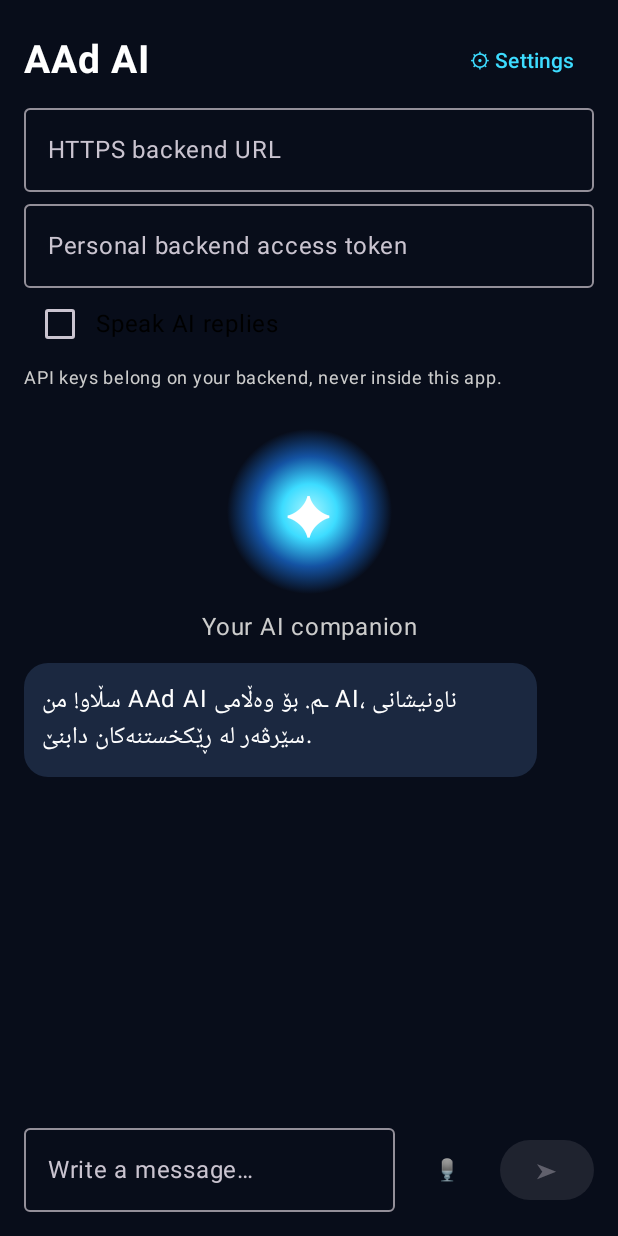
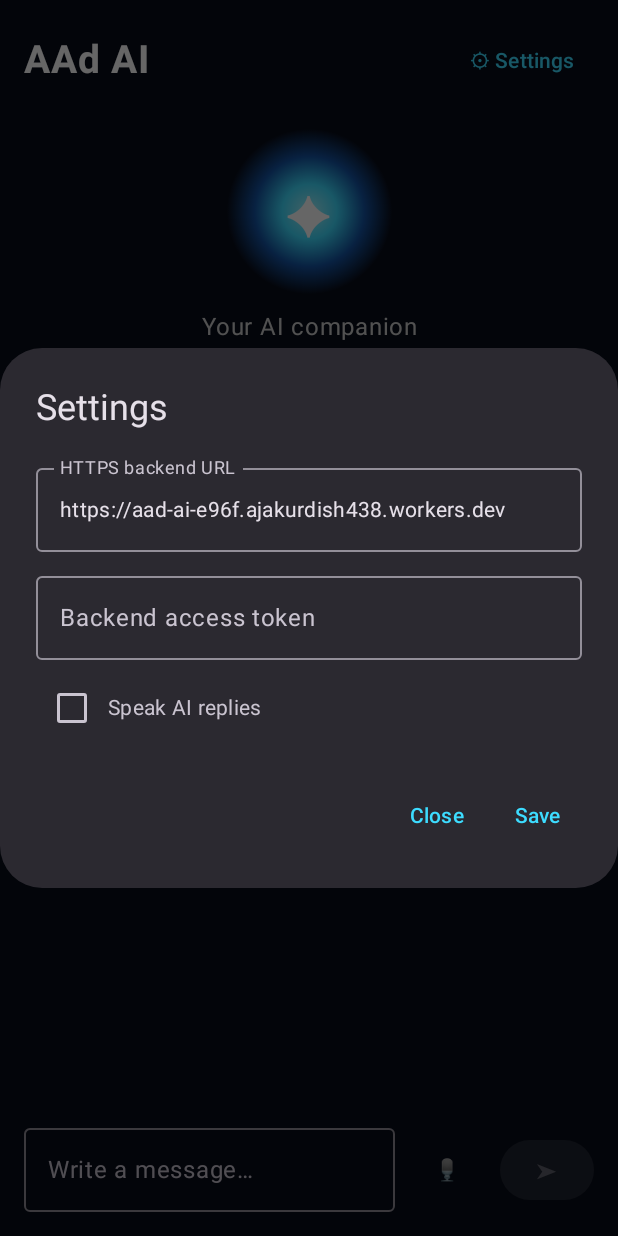
Before and after one commit to ajakurdish438-wq/AAD1, an Android app built with Jetpack Compose: the screen it shows after launch (MainActivity), after a tap on "⚙ Settings", on a phone screen of 412 x 824 dp. Run offline under Robolectric (Android 15) with nearby library versions, the phone set to English and light mode, and no system bars.

Commit message:
Fix settings dialog and persist backend configuration

```diff
--- a/app/src/main/java/com/aad/ai/MainActivity.kt
+++ b/app/src/main/java/com/aad/ai/MainActivity.kt
@@ -23,6 +23,8 @@ import androidx.compose.ui.Modifier
 import androidx.compose.ui.graphics.Brush
 import androidx.compose.ui.graphics.Color
 import androidx.compose.ui.text.font.FontWeight
+import androidx.compose.ui.platform.LocalContext
+import androidx.compose.ui.text.input.PasswordVisualTransformation
 import androidx.compose.ui.text.input.KeyboardCapitalization
 import androidx.compose.ui.text.style.TextAlign
 import androidx.compose.ui.unit.dp
@@ -59,11 +61,13 @@ class MainActivity : ComponentActivity() {
 @Composable
 private fun AAdScreen(onSpeak: (String) -> Unit) {
     var input by remember { mutableStateOf("") }
-    var endpoint by remember { mutableStateOf("") }
-    var accessToken by remember { mutableStateOf("") }
+    val context = LocalContext.current
+    val prefs = remember { context.getSharedPreferences("aad_settings", 0) }
+    var endpoint by remember { mutableStateOf(prefs.getString("endpoint", "https://aad-ai-e96f.ajakurdish438.workers.dev").orEmpty()) }
+    var accessToken by remember { mutableStateOf(prefs.getString("token", "").orEmpty()) }
     var settingsVisible by remember { mutableStateOf(false) }
     var busy by remember { mutableStateOf(false) }
-    var autoSpeak by remember { mutableStateOf(false) }
+    var autoSpeak by remember { mutableStateOf(prefs.getBoolean("speak", false)) }
     val messages = remember { mutableStateListOf(Message("سڵاو! من AAd AI ـم. بۆ وەڵامی AI، ناونیشانی سێرڤەر لە ڕێکخستنەکان دابنێ.", false)) }
     val scope = rememberCoroutineScope()
     val voiceLauncher = rememberLauncherForActivityResult(ActivityResultContracts.StartActivityForResult()) { result ->
@@ -77,24 +81,37 @@ private fun AAdScreen(onSpeak: (String) -> Unit) {
         ) {
             Row(verticalAlignment = Alignment.CenterVertically, modifier = Modifier.fillMaxWidth()) {
                 Text("AAd AI", color = Color.White, fontSize = 26.sp, fontWeight = FontWeight.Bold, modifier = Modifier.weight(1f))
-                TextButton(onClick = { settingsVisible = !settingsVisible }) { Text("⚙ Settings") }
+                TextButton(onClick = { settingsVisible = true }) { Text("⚙ Settings") }
             }
             if (settingsVisible) {
-                OutlinedTextField(
-                    value = endpoint, onValueChange = { endpoint = it },
-                    label = { Text("HTTPS backend URL") }, placeholder = { Text("https://example.com") },
-                    singleLine = true, modifier = Modifier.fillMaxWidth()
+                AlertDialog(
+                    onDismissRequest = { settingsVisible = false },
+                    title = { Text("Settings") },
+                    text = {
+                        Column(verticalArrangement = Arrangement.spacedBy(8.dp)) {
+                            OutlinedTextField(value = endpoint, onValueChange = { endpoint = it },
+                                label = { Text("HTTPS backend URL") }, singleLine = true,
+                                modifier = Modifier.fillMaxWidth())
+                            OutlinedTextField(value = accessToken, onValueChange = { accessToken = it },
+                                label = { Text("Backend access token") }, singleLine = true,
+                                visualTransformation = PasswordVisualTransformation(),
+                                modifier = Modifier.fillMaxWidth())
+                            Row(verticalAlignment = Alignment.CenterVertically) {
+                                Checkbox(checked = autoSpeak, onCheckedChange = { autoSpeak = it })
+                                Text("Speak AI replies")
+                            }
+                        }
+                    },
+                    confirmButton = {
+                        TextButton(enabled = endpoint.trim().startsWith("https://"), onClick = {
+                            endpoint = endpoint.trim().trimEnd('/')
+                            prefs.edit().putString("endpoint", endpoint).putString("token", accessToken)
+                                .putBoolean("speak", autoSpeak).apply()
+                            settingsVisible = false
+                        }) { Text("Save") }
+                    },
+                    dismissButton = { TextButton(onClick = { settingsVisible = false }) { Text("Close") } }
                 )
-                OutlinedTextField(
-                    value = accessToken, onValueChange = { accessToken = it },
-                    label = { Text("Personal backend access token") },
-                    singleLine = true, modifier = Modifier.fillMaxWidth()
-                )
-                Row(verticalAlignment = Alignment.CenterVertically) {
-                    Checkbox(checked = autoSpeak, onCheckedChange = { autoSpeak = it })
-                    Text("Speak AI replies")
-                }
-                Text("API keys belong on your backend, never inside this app.", fontSize = 12.sp, color = Color.LightGray)
             }
             Spacer(Modifier.height(12.dp))
             Box(Modifier.fillMaxWidth().height(130.dp), contentAlignment = Alignment.Center) {
```
